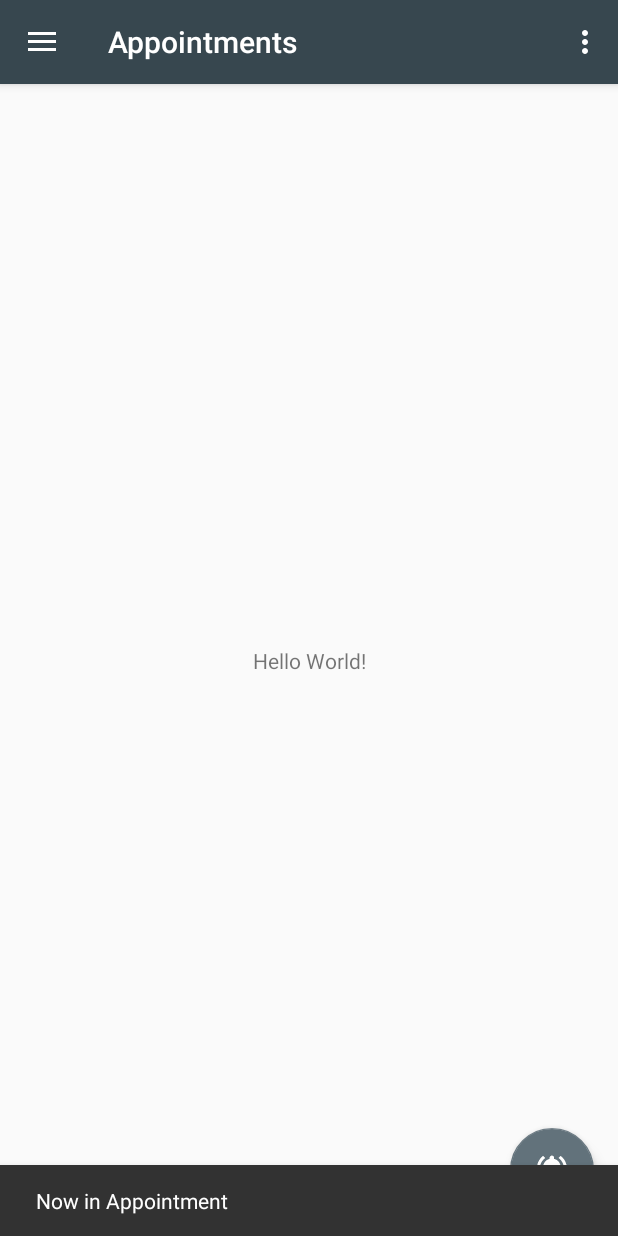
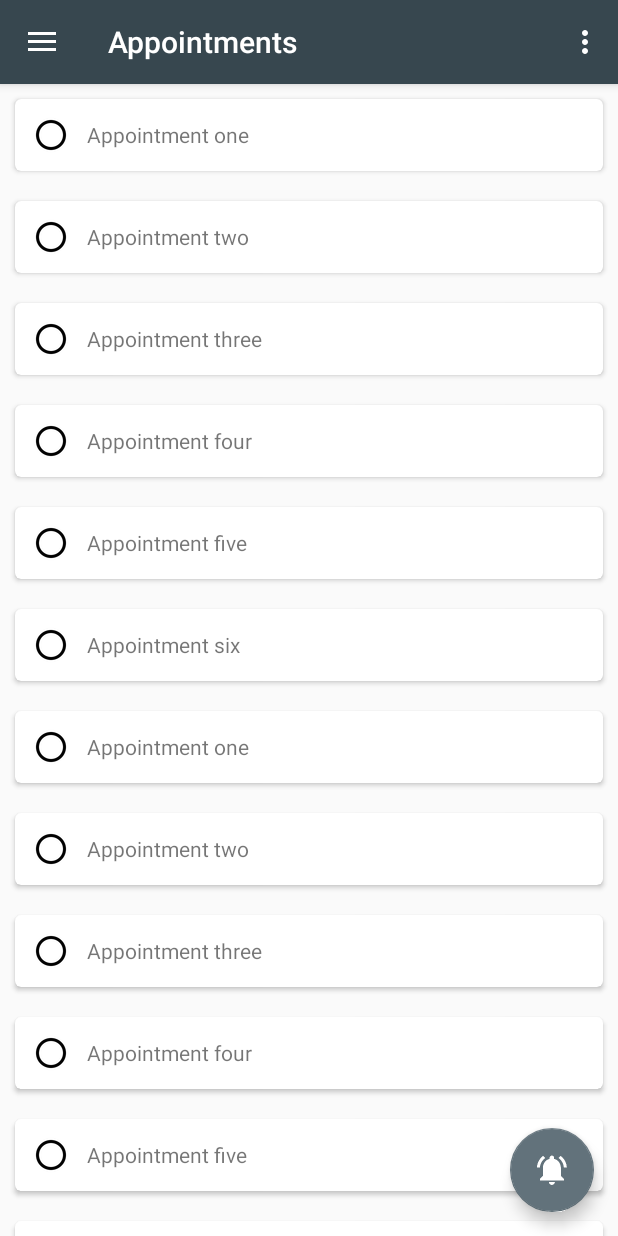
Before and after one commit to Anraza-Valtieri/2105-Mobile, an Android app: the screen it shows after launch (MainActivity), in the side drawer, after a tap on "Appointments", on a phone screen of 412 x 824 dp. Run offline under Robolectric (Android 15) with nearby library versions, the phone set to English and light mode, and no system bars.

Commit message:
Add Fragments

```diff
--- a/app/build.gradle
+++ b/app/build.gradle
@@ -27,4 +27,5 @@ dependencies {
     testImplementation 'junit:junit:4.12'
     androidTestImplementation 'com.android.support.test:runner:1.0.1'
     androidTestImplementation 'com.android.support.test.espresso:espresso-core:3.0.1'
+    implementation 'com.android.support:cardview-v7:26.1.0'
 }
--- /dev/null
+++ b/app/src/main/java/com/team3/ict2105/myapplication/AppointmentFragment.java
@@ -0,0 +1,52 @@
+package com.team3.ict2105.myapplication;
+
+import android.app.Fragment;
+import android.os.Bundle;
+import android.support.v7.widget.LinearLayoutManager;
+import android.support.v7.widget.RecyclerView;
+import android.view.LayoutInflater;
+import android.view.View;
+import android.view.ViewGroup;
+
+public class AppointmentFragment extends Fragment {
+	private static final String TAG = AppointmentFragment.class.getSimpleName();
+
+	public AppointmentFragment(){
+		// Required empty public constructor
+	}
+	@Override
+	public void onCreate(Bundle savedInstanceState) {
+		super.onCreate(savedInstanceState);
+
+	}
+
+	@Override
+	public View onCreateView(LayoutInflater inflater, ViewGroup container,
+	                         Bundle savedInstanceState) {
+		// Inflate the layout for this fragment
+		View rootView = inflater.inflate(R.layout.blankfragment, container, false);
+
+		RecyclerView rv = (RecyclerView) rootView.findViewById(R.id.rv_recycler_view);
+		rv.setHasFixedSize(true);
+		TestAdapter adapter = new TestAdapter(new String[]{
+				"Appointment one",
+				"Appointment two",
+				"Appointment three",
+				"Appointment four",
+				"Appointment five",
+				"Appointment six",
+				"Appointment one",
+				"Appointment two",
+				"Appointment three",
+				"Appointment four",
+				"Appointment five",
+				"Appointment six",
+				"Appointment seven"});
+		rv.setAdapter(adapter);
+
+		LinearLayoutManager llm = new LinearLayoutManager(getActivity());
+		rv.setLayoutManager(llm);
+
+		return rootView;
+	}
+}
--- /dev/null
+++ b/app/src/main/java/com/team3/ict2105/myapplication/HomeFragment.java
@@ -0,0 +1,52 @@
+package com.team3.ict2105.myapplication;
+
+import android.app.Fragment;
+import android.os.Bundle;
+import android.support.v7.widget.RecyclerView;
+import android.support.v7.widget.LinearLayoutManager;
+import android.view.LayoutInflater;
+import android.view.View;
+import android.view.ViewGroup;
+
+public class HomeFragment extends Fragment {
+	private static final String TAG = HomeFragment.class.getSimpleName();
+
+	public HomeFragment(){
+		// Required empty public constructor
+	}
+	@Override
+	public void onCreate(Bundle savedInstanceState) {
+		super.onCreate(savedInstanceState);
+
+	}
+
+	@Override
+	public View onCreateView(LayoutInflater inflater, ViewGroup container,
+	                         Bundle savedInstanceState) {
+		// Inflate the layout for this fragment
+		View rootView = inflater.inflate(R.layout.blankfragment, container, false);
+
+		RecyclerView rv = (RecyclerView) rootView.findViewById(R.id.rv_recycler_view);
+		rv.setHasFixedSize(true);
+		TestAdapter adapter = new TestAdapter(new String[]{
+				"Home one",
+				"Home two",
+				"Home three",
+				"Home four",
+				"Home five",
+				"Home six",
+				"Home one",
+				"Home two",
+				"Home three",
+				"Home four",
+				"Home five",
+				"Home six",
+				"Home seven"});
+		rv.setAdapter(adapter);
+
+		LinearLayoutManager llm = new LinearLayoutManager(getActivity());
+		rv.setLayoutManager(llm);
+
+		return rootView;
+	}
+}
--- a/app/src/main/java/com/team3/ict2105/myapplication/MainActivity.java
+++ b/app/src/main/java/com/team3/ict2105/myapplication/MainActivity.java
@@ -1,5 +1,6 @@
 package com.team3.ict2105.myapplication;
 
+import android.app.Fragment;
 import android.os.Bundle;
 import android.support.design.widget.FloatingActionButton;
 import android.support.design.widget.Snackbar;
@@ -108,36 +109,60 @@ public class MainActivity extends AppCompatActivity
 		return super.onOptionsItemSelected(item);
 	}
 
+	private void setToolbarTitle(String title) {
+		getSupportActionBar().setTitle(title);
+	}
+
 	@SuppressWarnings("StatementWithEmptyBody")
 	@Override
 	public boolean onNavigationItemSelected(MenuItem item) {
 		// Handle navigation view item clicks here.
 		int id = item.getItemId();
 		NavigationView navigationView = (NavigationView) findViewById(R.id.nav_view);
+
+		//creating fragment object
+		Fragment fragment = null;
+
 		if (id == R.id.nav_appointment) {
-			Snackbar.make(navigationView, "Now in Appointment", Snackbar.LENGTH_SHORT)
-				.setAction("Action", null).show();
-			getSupportActionBar().setTitle(item.getTitle());
+//			Snackbar.make(navigationView, "Now in Appointment", Snackbar.LENGTH_SHORT)
+//				.setAction("Action", null).show();
+			fragment = new AppointmentFragment();
+			setToolbarTitle(item.getTitle().toString());
 		} else if (id == R.id.nav_medicines) {
-			Snackbar.make(navigationView, "Now in Medicines", Snackbar.LENGTH_SHORT)
-					.setAction("Action", null).show();
-			getSupportActionBar().setTitle(item.getTitle());
+//			Snackbar.make(navigationView, "Now in Medicines", Snackbar.LENGTH_SHORT)
+//					.setAction("Action", null).show();
+			fragment = new MedicineFragment();
+			setToolbarTitle(item.getTitle().toString());
 		} else if (id == R.id.nav_personal) {
-			Snackbar.make(navigationView, "Now in Personal", Snackbar.LENGTH_SHORT)
-					.setAction("Action", null).show();
-			getSupportActionBar().setTitle(item.getTitle());
+//			Snackbar.make(navigationView, "Now in Personal", Snackbar.LENGTH_SHORT)
+//					.setAction("Action", null).show();
+			fragment = new PersonalFragment();
+			setToolbarTitle(item.getTitle().toString());
 		} else if (id == R.id.nav_emergency) {
-			Snackbar.make(navigationView, "Now in Emergency", Snackbar.LENGTH_SHORT)
-					.setAction("Action", null).show();
-			getSupportActionBar().setTitle(item.getTitle());
+//			Snackbar.make(navigationView, "Now in Emergency", Snackbar.LENGTH_SHORT)
+//					.setAction("Action", null).show();
+			fragment = new EmergencyFragment();
+			setToolbarTitle(item.getTitle().toString());
 		} else if (id == R.id.nav_settings) {
-			Snackbar.make(navigationView, "Now in Settings", Snackbar.LENGTH_SHORT)
-					.setAction("Action", null).show();
-			getSupportActionBar().setTitle(item.getTitle());
+//			Snackbar.make(navigationView, "Now in Settings", Snackbar.LENGTH_SHORT)
+//					.setAction("Action", null).show();
+			fragment = new SettingFragment();
+			setToolbarTitle(item.getTitle().toString());
 		} else if (id == R.id.nav_home) {
-			Snackbar.make(navigationView, "Now in Home", Snackbar.LENGTH_SHORT)
-					.setAction("Action", null).show();
-			getSupportActionBar().setTitle(item.getTitle());
+//			Snackbar.make(navigationView, "Now in Home", Snackbar.LENGTH_SHORT)
+//					.setAction("Action", null).show();
+			fragment = new HomeFragment();
+			setToolbarTitle(item.getTitle().toString());
+		}
+
+		//replacing the fragment
+		if (fragment != null) {
+			/*FragmentTransaction ft = getSupportFragmentManager().beginTransaction();
+			ft.replace(R.id.contain_main, fragment);
+			ft.commit();*/
+			getFragmentManager().beginTransaction()
+					.replace(R.id.contain_main, fragment)
+					.commit();
 		}
 
 		DrawerLayout drawer = (DrawerLayout) findViewById(R.id.drawer_layout);
--- /dev/null
+++ b/app/src/main/java/com/team3/ict2105/myapplication/TestAdapter.java
@@ -0,0 +1,65 @@
+package com.team3.ict2105.myapplication;
+
+import android.support.v7.widget.CardView;
+import android.support.v7.widget.RecyclerView;
+import android.util.Log;
+import android.view.LayoutInflater;
+import android.view.View;
+import android.view.ViewGroup;
+import android.widget.TextView;
+
+/**
+ * Created by jerahmeelchua on 9/2/18.
+ */
+
+public class TestAdapter extends RecyclerView.Adapter<TestAdapter.MyViewHolder>{
+	private String[] mDataset;
+
+	// Provide a reference to the views for each data item
+	// Complex data items may need more than one view per item, and
+	// you provide access to all the views for a data item in a view holder
+	public static class MyViewHolder extends RecyclerView.ViewHolder {
+		public CardView mCardView;
+		public TextView mTextView;
+		public MyViewHolder(View v) {
+			super(v);
+
+			mCardView = (CardView) v.findViewById(R.id.card_view);
+			mTextView = (TextView) v.findViewById(R.id.tv_text);
+		}
+	}
+
+	// Provide a suitable constructor (depends on the kind of dataset)
+	public TestAdapter(String[] myDataset) {
+		mDataset = myDataset;
+	}
+
+	// Create new views (invoked by the layout manager)
+	@Override
+	public TestAdapter.MyViewHolder onCreateViewHolder(ViewGroup parent,
+	                                                 int viewType) {
+		// create a new view
+		View v = LayoutInflater.from(parent.getContext())
+				.inflate(R.layout.card_item, parent, false);
+		// set the view's size, margins, paddings and layout parameters
+		MyViewHolder vh = new MyViewHolder(v);
+		return vh;
+	}
+
+	@Override
+	public void onBindViewHolder(MyViewHolder holder, final int position) {
+		holder.mTextView.setText(mDataset[position]);
+		holder.mCardView.setOnClickListener(new View.OnClickListener() {
+			@Override
+			public void onClick(View view) {
+				String currentValue = mDataset[position];
+				Log.d("CardView", "CardView Clicked: " + currentValue);
+			}
+		});
+	}
+
+	@Override
+	public int getItemCount() {
+		return mDataset.length;
+	}
+}
--- /dev/null
+++ b/app/src/main/res/layout/blankfragment.xml
@@ -0,0 +1,19 @@
+<android.support.constraint.ConstraintLayout xmlns:android="http://schemas.android.com/apk/res/android"
+    xmlns:app="http://schemas.android.com/apk/res-auto"
+    xmlns:tools="http://schemas.android.com/tools"
+    android:id="@+id/frameLayout"
+    android:layout_width="match_parent"
+    android:layout_height="match_parent"
+    tools:context="com.team3.ict2105.myapplication.HomeFragment">
+
+    <!-- TODO: Update blank fragment layout -->
+    <android.support.v7.widget.RecyclerView
+        android:id="@+id/rv_recycler_view"
+        android:layout_width="0dp"
+        android:layout_height="0dp"
+        app:layout_constraintBottom_toBottomOf="parent"
+        app:layout_constraintLeft_toLeftOf="parent"
+        app:layout_constraintRight_toRightOf="parent"
+        app:layout_constraintTop_toTopOf="parent"></android.support.v7.widget.RecyclerView>
+
+</android.support.constraint.ConstraintLayout>
--- /dev/null
+++ b/app/src/main/res/layout/card_item.xml
@@ -0,0 +1,57 @@
+<?xml version="1.0" encoding="utf-8"?>
+<RelativeLayout xmlns:android="http://schemas.android.com/apk/res/android"
+    xmlns:app="http://schemas.android.com/apk/res-auto"
+    xmlns:tools="http://schemas.android.com/tools"
+    android:layout_width="match_parent"
+    android:layout_height="wrap_content">
+
+    <android.support.v7.widget.CardView xmlns:card_view="http://schemas.android.com/apk/res-auto"
+        android:id="@+id/card_view"
+        android:layout_width="match_parent"
+        android:layout_height="wrap_content"
+        android:layout_margin="10dp"
+        card_view:cardCornerRadius="4dp"
+        card_view:elevation="14dp">
+
+        <RelativeLayout
+            android:layout_width="match_parent"
+            android:layout_height="wrap_content">
+
+            <android.support.constraint.ConstraintLayout
+                android:layout_width="match_parent"
+                android:layout_height="wrap_content">
+
+                <TextView
+                    android:id="@+id/tv_text"
+
+                    android:layout_width="0dp"
+                    android:layout_height="20dp"
+                    android:layout_marginBottom="8dp"
+                    android:layout_marginEnd="8dp"
+                    android:layout_marginStart="8dp"
+                    android:layout_marginTop="8dp"
+                    android:layout_toRightOf="@+id/iv_image"
+                    android:gravity="center"
+                    android:textAlignment="viewStart"
+                    card_view:layout_constraintBottom_toBottomOf="parent"
+                    card_view:layout_constraintEnd_toEndOf="parent"
+                    card_view:layout_constraintStart_toEndOf="@+id/iv_image"
+                    card_view:layout_constraintTop_toTopOf="parent"></TextView>
+
+                <ImageView
+                    android:id="@+id/iv_image"
+                    android:layout_width="0dp"
+                    android:layout_height="wrap_content"
+                    android:layout_marginBottom="8dp"
+                    android:layout_marginStart="8dp"
+                    android:layout_marginTop="8dp"
+                    android:src="@drawable/abc_btn_radio_material"
+                    card_view:layout_constraintBottom_toBottomOf="parent"
+                    card_view:layout_constraintStart_toStartOf="parent"
+                    card_view:layout_constraintTop_toTopOf="parent"></ImageView>
+            </android.support.constraint.ConstraintLayout>
+
+        </RelativeLayout>
+    </android.support.v7.widget.CardView>
+
+</RelativeLayout>
--- a/app/src/main/res/layout/content_main.xml
+++ b/app/src/main/res/layout/content_main.xml
@@ -2,19 +2,11 @@
 <android.support.constraint.ConstraintLayout xmlns:android="http://schemas.android.com/apk/res/android"
     xmlns:app="http://schemas.android.com/apk/res-auto"
     xmlns:tools="http://schemas.android.com/tools"
+    android:id="@+id/contain_main"
     android:layout_width="match_parent"
     android:layout_height="match_parent"
     app:layout_behavior="@string/appbar_scrolling_view_behavior"
     tools:context="com.team3.ict2105.myapplication.MainActivity"
     tools:showIn="@layout/app_bar_main">
 
-    <TextView
-        android:layout_width="wrap_content"
-        android:layout_height="wrap_content"
-        android:text="Hello World!"
-        app:layout_constraintBottom_toBottomOf="parent"
-        app:layout_constraintLeft_toLeftOf="parent"
-        app:layout_constraintRight_toRightOf="parent"
-        app:layout_constraintTop_toTopOf="parent" />
-
 </android.support.constraint.ConstraintLayout>
--- a/app/src/main/res/values/colors.xml
+++ b/app/src/main/res/values/colors.xml
@@ -4,4 +4,5 @@
     <color name="colorPrimaryDark">#102027</color>
     <color name="colorPrimaryLight">#62727b</color>
     <color name="colorAccent">#d50000</color>
+    <color name="cardview_initial_background">#71C3DE</color>
 </resources>
```
Also changed, not shown: app/src/main/java/com/team3/ict2105/myapplication/EmergencyFragment.java (added, +52 -0 lines), app/src/main/java/com/team3/ict2105/myapplication/MedicineFragment.java (added, +52 -0 lines), app/src/main/java/com/team3/ict2105/myapplication/PersonalFragment.java (added, +52 -0 lines), app/src/main/java/com/team3/ict2105/myapplication/SettingFragment.java (added, +52 -0 lines), app/src/main/res/layout/activity_card_view.xml (added, +24 -0 lines), app/src/main/res/values/dimens.xml (+14 -0 lines), app/src/main/res/values/strings.xml (+18 -2 lines).
